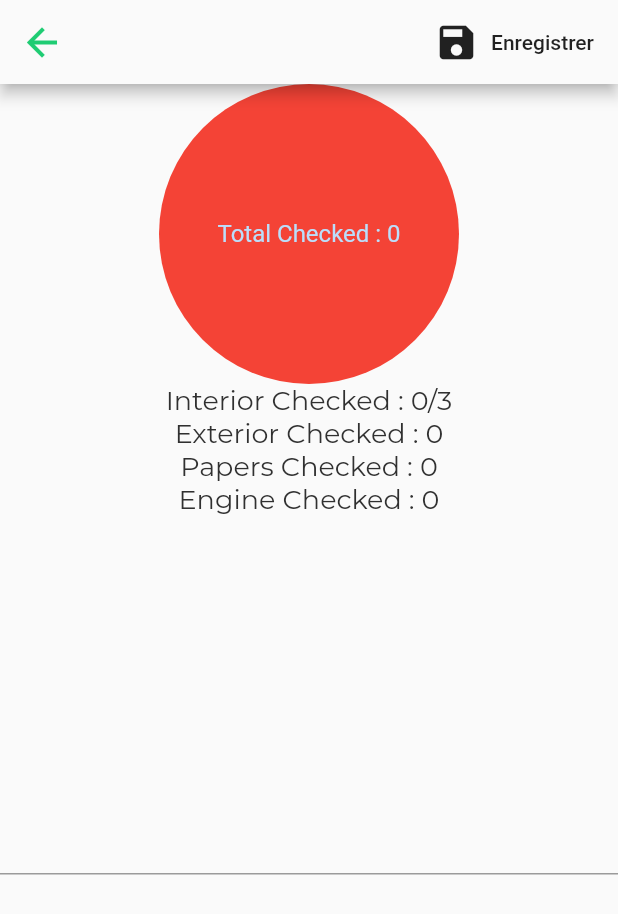
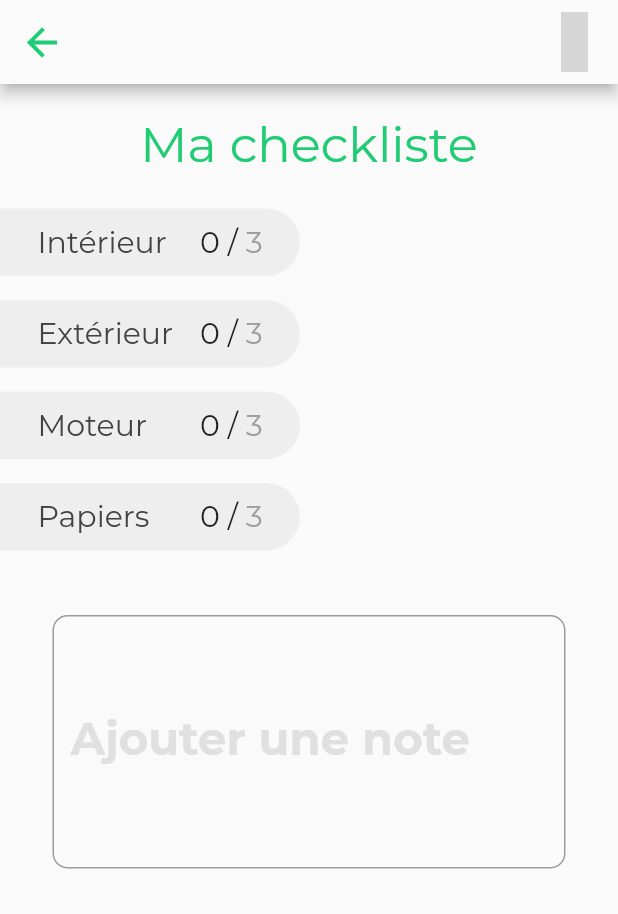
Before and after one commit to thomasbenhamou/test_provider_app, a Flutter app: the SummaryCheckingScreen screen opened by its route, on a phone screen of 412 x 824 dp. Shown: the top 914 px of the screen. Run offline on Flutter 3.47's test engine with Material 2 defaults, Android fonts, the phone set to English and light mode, and no system bars; our stand-ins replace flutter_icons, sqflite; accounts and stored records are empty; project files that could hold a hidden picture were left out; grey boxes are pictures that could not be loaded.

```diff
--- a/lib/screens/HomeScreen.dart
+++ b/lib/screens/HomeScreen.dart
@@ -50,8 +50,7 @@ class ContinueButton extends StatelessWidget {
       return LargeButton(
         label: "Continuer ma checkliste",
         onPress: () {
-          // TODO
-          print("todo");
+          Navigator.of(context).pushReplacementNamed('/checklistHome');
         },
       );
     } else {
--- a/lib/screens/SaveChecklistScreen.dart
+++ b/lib/screens/SaveChecklistScreen.dart
@@ -6,7 +6,6 @@ class SaveChecklistScreen extends StatelessWidget {
   Widget build(BuildContext context) {
     return Scaffold(
       appBar: AppBar(
-        title: Text("Sauvegarder"),
       ),
       body: Container(child: SaveChecklistForm()),
     );
--- a/lib/screens/SummaryCheckingScreen.dart
+++ b/lib/screens/SummaryCheckingScreen.dart
@@ -1,102 +1,84 @@
 import 'package:flutter/material.dart';
+import 'package:flutter_icons/flutter_icons.dart';
+import 'package:test_provider_app/ui/NewNoteTextField.dart';
+import 'package:test_provider_app/ui/SummaryRow.dart';
+import 'package:provider/provider.dart';
 import 'package:test_provider_app/model/ChecksModel.dart';
-import 'package:provider/provider.dart';
 
 class SummaryCheckingScreen extends StatelessWidget {
   @override
   Widget build(BuildContext context) {
+    var checks = Provider.of<ChecksModel>(context);
+
+    bool interiorDone = checks.getNbCheckedInterior() == checks.interior.length;
+    bool exteriorDone = checks.getNbCheckedExterior() == checks.exterior.length;
+    bool engineDone = checks.getNbCheckedEngine() == checks.engine.length;
+    bool papersDone = checks.getNbCheckedPapers() == checks.papers.length;
+
+    double screenWidth = MediaQuery.of(context).size.width;
+
     return Scaffold(
       appBar: AppBar(
         actions: <Widget>[
-          FlatButton.icon(
+          IconButton(
             onPressed: () => Navigator.pushNamed(context, '/saveChecklist'),
-              icon: Icon(Icons.save),
-              label: Text("Enregistrer"))
+            padding: EdgeInsets.fromLTRB(0, 0, 10, 0),
+            icon: Icon(
+              AntDesign.getIconData("save"),
+              size: 40,
+            ),
+          )
         ],
       ),
-      body: SingleChildScrollView(
-        child: Container(
+      body: Container(
           child: Column(
         children: <Widget>[
-            Center(
-                child: CircleAvatar(
-              backgroundColor: Colors.red,
-              radius: 100,
-              child: Consumer<ChecksModel>(
-                builder: (context, checks, child) {
-                  int totalChecks = checks.getNbCheckedPapers() +
-                      checks.getNbCheckedEngine() +
-                      checks.getNbCheckedExterior() +
-                      checks.getNbCheckedInterior();
-                  return Text("Total Checked : " + totalChecks.toString());
-                },
+          Container(
+            margin: EdgeInsets.fromLTRB(0, 10, 0, 5),
+            padding: EdgeInsets.all(10),
+            child: Text(
+              "Ma checkliste",
+              style: Theme.of(context).textTheme.display1,
             ),
-            )),
-            Center(
-              child: Consumer<ChecksModel>(
-                builder: (context, checks, child) {
-                  bool isAllChecked =
-                      checks.getNbCheckedInterior() == checks.interior.length;
-                  if (isAllChecked) {
-                    return Row(
+          ),
+          Container(
+            width: screenWidth,
+            child: Column(
+              crossAxisAlignment: CrossAxisAlignment.start,
               children: <Widget>[
-                        Text("Interior : "),
-                        Icon(isAllChecked ? Icons.check : Icons.insert_chart),
+                SummaryRow(
+                  category: "Intérieur",
+                  done: interiorDone,
+                  checked: checks.getNbCheckedInterior(),
+                  total: checks.interior.length,
+                ),
+                SummaryRow(
+                  category: "Extérieur",
+                  done: exteriorDone,
+                  checked: checks.getNbCheckedExterior(),
+                  total: checks.exterior.length,
+                ),
+                SummaryRow(
+                  category: "Moteur",
+                  done: engineDone,
+                  checked: checks.getNbCheckedEngine(),
+                  total: checks.engine.length,
+                ),
+                SummaryRow(
+                  category: "Papiers",
+                  done: papersDone,
+                  checked: checks.getNbCheckedPapers(),
+                  total: checks.papers.length,
+                ),
               ],
-                    );
-                  } else {
-                    return Text("Interior Checked : " +
-                        checks.getNbCheckedInterior().toString() +
-                        "/" +
-                        checks.interior.length.toString());
-                  }
-                },
             ),
           ),
           Center(
-              child: Consumer<ChecksModel>(
-                builder: (context, checks, child) {
-                  return Text("Exterior Checked : " +
-                      checks.getNbCheckedExterior().toString());
-                },
+            child: NewNoteTextField(),
           ),
-            ),
-            Center(
-              child: Consumer<ChecksModel>(
-                builder: (context, checks, child) {
-                  return Text("Papers Checked : " +
-                      checks.getNbCheckedPapers().toString());
-                },
-              ),
-            ),
-            Center(
-              child: Consumer<ChecksModel>(
-                builder: (context, checks, child) {
-                  return Text("Engine Checked : " +
-                      checks.getNbCheckedEngine().toString());
-                },
-              ),
-            ),
-            Center(
-              child: newNoteTextField(context),
-            ),
+
         ],
       )),
-      ),
     );
   }
-
-  newNoteTextField(BuildContext context) {
-    return Consumer<ChecksModel>(builder: (context, checks, child) {
-      return TextField(
-        autofocus: false,
-        minLines: 5,
-        maxLines: 5,
-        controller: TextEditingController(text: checks.note),
-        onChanged: (content) {
-          checks.updateNote(content);
-        },
-      );
-    });
 }
-}
--- /dev/null
+++ b/lib/ui/NewNoteTextField.dart
@@ -0,0 +1,39 @@
+import 'package:flutter/material.dart';
+import 'package:provider/provider.dart';
+import 'package:test_provider_app/model/ChecksModel.dart';
+
+
+class NewNoteTextField extends StatelessWidget {
+
+  @override
+  Widget build(BuildContext context) {
+
+
+    return Container(
+      margin: EdgeInsets.all(35),
+      child: Consumer<ChecksModel>(builder: (context, checks, child) {
+        return TextField(
+          autofocus: checks.note.isEmpty ? false : true,
+          minLines: 3,
+          maxLines: 3,
+          decoration: InputDecoration(
+              labelText: "Ajouter une note",
+              labelStyle: Theme.of(context).textTheme.caption,
+              border: OutlineInputBorder(
+                  borderSide: BorderSide(width: 0),
+                  borderRadius: BorderRadius.circular(10)),
+              disabledBorder: OutlineInputBorder(
+                  borderSide: BorderSide(width: 0),
+                  borderRadius: BorderRadius.circular(10)),
+              fillColor: Colors.grey[100],
+              filled: false),
+          controller: TextEditingController(text: checks.note),
+          onChanged: (content) {
+            checks.updateNote(content);
+          },
+        );
+      }),
+    );
+
+  }
+}
--- /dev/null
+++ b/lib/ui/SumCheck.dart
@@ -0,0 +1,36 @@
+import 'package:flutter/material.dart';
+
+class SumCheck extends StatelessWidget {
+
+  final int checked;
+  final int total;
+
+  SumCheck({this.checked, this.total});
+
+  @override
+  Widget build(BuildContext context) {
+    return Container(
+      child: Row(
+        children: <Widget>[
+          RichText(
+          text: TextSpan(
+          children: <TextSpan>[
+            TextSpan(
+                text: this.checked.toString(),
+              style: Theme.of(context).textTheme.button
+            ),
+            TextSpan(text: " / ", style: Theme.of(context).textTheme.button),
+            TextSpan(
+                text: this.total.toString(),
+              style: Theme.of(context).textTheme.button.apply(
+                color: Colors.grey[500]
+              )
+            )
+          ]
+      ),
+      )
+        ],
+      ),
+    );
+  }
+}
--- /dev/null
+++ b/lib/ui/SummaryRow.dart
@@ -0,0 +1,68 @@
+import 'package:flutter/material.dart';
+import 'package:test_provider_app/ui/SumCheck.dart';
+import 'package:flutter_icons/flutter_icons.dart';
+
+class SummaryRow extends StatelessWidget {
+  final String category;
+  final int checked;
+  final int total;
+  final bool done;
+
+  SummaryRow({this.category, this.checked, this.total, this.done});
+
+  @override
+  Widget build(BuildContext context) {
+    double calculateWidth() {
+      double width =
+          MediaQuery.of(context).size.width * (this.checked / this.total);
+      if (width < 200) {
+        return 200;
+      } else {
+        return width;
+      }
+    }
+
+    return Container(
+      decoration: ShapeDecoration(
+          color: Colors.grey[200],
+          shape: RoundedRectangleBorder(
+              borderRadius: this.done == true
+                  ? BorderRadius.circular(0)
+                  : BorderRadius.only(
+                      topRight: Radius.circular(90),
+                      bottomRight: Radius.circular(90)))),
+      margin: EdgeInsets.fromLTRB(0, 8, 0, 8),
+      width: calculateWidth(),
+      height: 45,
+      child: Row(
+        children: <Widget>[
+          Expanded(
+            flex: 2,
+            child: Container(
+                padding: EdgeInsets.fromLTRB(25, 10, 10, 10),
+                child: Text(
+                  this.category,
+                  style: Theme.of(context).textTheme.button.apply(
+                        color:
+                            this.done == true ? Colors.green : Colors.grey[800],
+                        fontWeightDelta: this.done == true ? 700 : 0,
+                      ),
+                )),
+          ),
+          Expanded(
+            flex: 1,
+            child: Container(
+              child: this.done == true
+                  ? Icon(
+                      Feather.getIconData("check-circle"),
+                      color: Colors.green,
+                      size: 30,
+                    )
+                  : SumCheck(checked: this.checked, total: this.total),
+            ),
+          )
+        ],
+      ),
+    );
+  }
+}
--- a/lib/ui/theme.dart
+++ b/lib/ui/theme.dart
@@ -27,8 +27,36 @@ final ThemeData CheckioThemeData = new ThemeData(
       body1: TextStyle(
         color: Colors.grey[850],
         fontFamily: "Montserrat",
-        fontSize: 18
-      )
+        fontSize: 15
+      ),
+      button: TextStyle(
+        fontFamily: "Montserrat",
+        fontSize: 20,
+      ),
+      display4: TextStyle(
+        fontFamily: "Montserrat",
+        fontSize: 12,
+      ),
+      display1: TextStyle(
+        fontFamily: "Montserrat",
+        fontSize: 33,
+        color: Color.fromRGBO(31, 204, 115, 1),
+      ),
+      overline: TextStyle(
+        fontFamily: "Advent Pro",
+        fontSize: 28,
+      ),
+      caption: TextStyle(
+        fontFamily: "Montserrat",
+        fontWeight: FontWeight.w700,
+        fontSize: 30,
+        color: Colors.grey[300],
+      ),
+      display2: TextStyle(
+        fontFamily: "Montserrat",
+        fontSize: 22,
+        color: Colors.orangeAccent,
+      ),
     ),
     appBarTheme: AppBarTheme(
     color: Colors.grey[50],
```
Also changed, not shown: data/interior_checks.json (+3 -3 lines), lib/model/ChecksModel.dart (+10 -0 lines), lib/screens/AnalyzeCheckScreen.dart (+50 -2 lines), lib/screens/HistoryScreen.dart (+6 -9 lines), lib/screens/TabbedSummaryCheckingScreen.dart (+9 -7 lines), lib/ui/ChecklistItem.dart (+24 -10 lines), lib/ui/NoListDisplay.dart (added, +49 -0 lines), lib/ui/OvalBottomClipper.dart (added, +16 -0 lines), lib/ui/TwoButtonsRow.dart (added, +67 -0 lines), lib/widgets/ListViewHistory.dart (+33 -30 lines), lib/widgets/SaveChecklistForm.dart (+17 -11 lines). Lines whose indentation alone changed are shown as unchanged.
